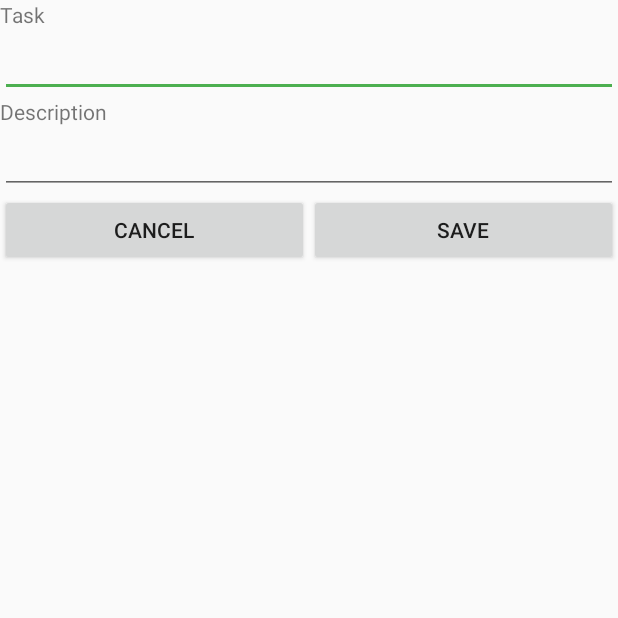
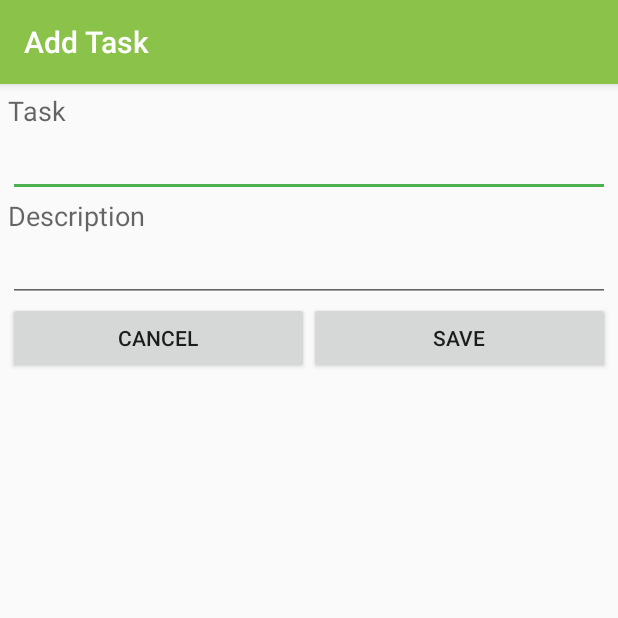
Before and after one commit to twbarber/honeydew, an Android app: the AddTaskActivity screen opened directly, with no data from a screen before it, on a phone screen of 412 x 824 dp, the top half of it. Run offline under Robolectric (Android 15) with nearby library versions, the phone set to English and light mode, and no system bars.

```diff
--- a/app/src/main/AndroidManifest.xml
+++ b/app/src/main/AndroidManifest.xml
@@ -19,8 +19,10 @@
             </intent-filter>
         </activity>
         <activity
-            android:name=".AddItemActivity"
-            android:label="@string/title_activity_add_item"></activity>
+            android:name=".AddTaskActivity"
+            android:label="@string/add_item_title"
+            android:theme="@style/AppTheme.NoActionBar">
+        </activity>
     </application>
 
 </manifest>
--- a/app/src/main/java/com/hurdsbrook/honeydew/AddItemActivity.java
+++ b/app/src/main/java/com/hurdsbrook/honeydew/AddTaskActivity.java
@@ -1,13 +1,14 @@
 package com.hurdsbrook.honeydew;
 
 import android.os.Bundle;
-import android.app.Activity;
+import android.support.v7.app.AppCompatActivity;
+import android.support.v7.widget.Toolbar;
 import android.view.View;
 import android.widget.Button;
 import android.widget.TextView;
 import android.widget.Toast;
 
-public class AddItemActivity extends Activity {
+public class AddTaskActivity extends AppCompatActivity {
 
     private Button mSaveButton;
     private Button mCancelButton;
@@ -18,6 +19,8 @@ public class AddItemActivity extends Activity {
     protected void onCreate(Bundle savedInstanceState) {
         super.onCreate(savedInstanceState);
         setContentView(R.layout.activity_add_item);
+        Toolbar myToolbar = (Toolbar) findViewById(R.id.item_add_toolbar);
+        setSupportActionBar(myToolbar);
 
         mTaskName = (TextView) findViewById(R.id.edit_task_name);
         mTaskDescription = (TextView) findViewById(R.id.edit_task_description);
--- a/app/src/main/res/layout/activity_add_item.xml
+++ b/app/src/main/res/layout/activity_add_item.xml
@@ -1,11 +1,37 @@
 <?xml version="1.0" encoding="utf-8"?>
 <LinearLayout xmlns:android="http://schemas.android.com/apk/res/android"
-    android:orientation="vertical" android:layout_width="match_parent"
-    android:layout_height="match_parent">
+    xmlns:app="http://schemas.android.com/apk/res-auto"
+    android:orientation="vertical"
+    android:layout_width="match_parent"
+    android:layout_height="match_parent"
+    android:fitsSystemWindows="true">
+
+    <android.support.design.widget.AppBarLayout
+        android:layout_height="wrap_content"
+        android:layout_width="match_parent"
+        android:theme="@style/AppTheme.AppBarOverlay">
+
+        <android.support.v7.widget.Toolbar
+            android:id="@+id/item_add_toolbar"
+            android:layout_width="match_parent"
+            android:layout_height="?attr/actionBarSize"
+            android:background="?attr/colorPrimary"
+            app:popupTheme="@style/AppTheme.PopupOverlay"
+            android:fitsSystemWindows="true"/>
+
+    </android.support.design.widget.AppBarLayout>
+
+    <LinearLayout
+        android:layout_width="match_parent"
+        android:layout_height="match_parent"
+        android:orientation="vertical"
+        android:layout_margin="5dp">
 
         <TextView
             android:layout_width="wrap_content"
             android:layout_height="wrap_content"
+            android:textAppearance="?android:attr/textAppearanceMedium"
+            android:hint="@string/task_name_hint"
             android:text="@string/task"
             android:id="@+id/add_task_name" />
 
@@ -17,6 +43,8 @@
         <TextView
             android:layout_width="wrap_content"
             android:layout_height="wrap_content"
+            android:textAppearance="?android:attr/textAppearanceMedium"
+            android:hint="@string/task_description_hint"
             android:text="@string/description"
             android:id="@+id/add_task_description" />
 
@@ -49,5 +77,6 @@
 
         </LinearLayout>
 
+    </LinearLayout>
 
 </LinearLayout>
--- a/app/src/main/res/menu/menu_add_item.xml
+++ b/app/src/main/res/menu/menu_add_item.xml
@@ -1,6 +1,6 @@
 <menu xmlns:android="http://schemas.android.com/apk/res/android"
     xmlns:tools="http://schemas.android.com/tools"
-    tools:context="com.hurdsbrook.honeydew.AddItemActivity">
+    tools:context=".AddTaskActivity">
     <item
         android:id="@+id/action_settings"
         android:orderInCategory="100"
--- a/app/src/main/res/values-v21/styles.xml
+++ b/app/src/main/res/values-v21/styles.xml
@@ -3,6 +3,6 @@
             <item name="windowActionBar">false</item>
             <item name="windowNoTitle">true</item>
             <item name="android:windowDrawsSystemBarBackgrounds">true</item>
-            <item name="android:statusBarColor">@android:color/transparent</item>
+            <item name="android:statusBarColor">@color/colorPrimaryDark</item>
         </style>
 </resources>
--- a/app/src/main/res/values/strings.xml
+++ b/app/src/main/res/values/strings.xml
@@ -6,4 +6,7 @@
     <string name="save_task">Save</string>
     <string name="cancel_task">Cancel</string>
     <string name="title_activity_add_item">AddItemActivity</string>
+    <string name="task_description_hint">Add Task Description here.</string>
+    <string name="task_name_hint">Add Task here.</string>
+    <string name="add_item_title">Add Task</string>
 </resources>
```
Also changed, not shown: app/src/main/java/com/hurdsbrook/honeydew/Task.java (+34 -6 lines). Lines whose indentation alone changed are shown as unchanged.
